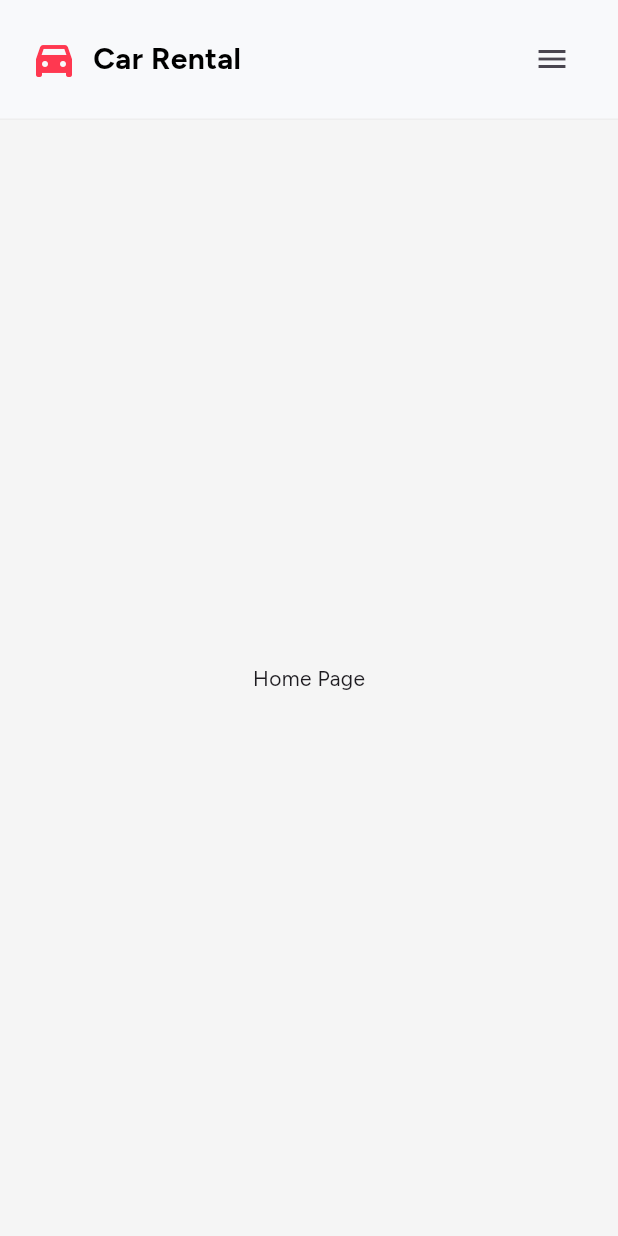
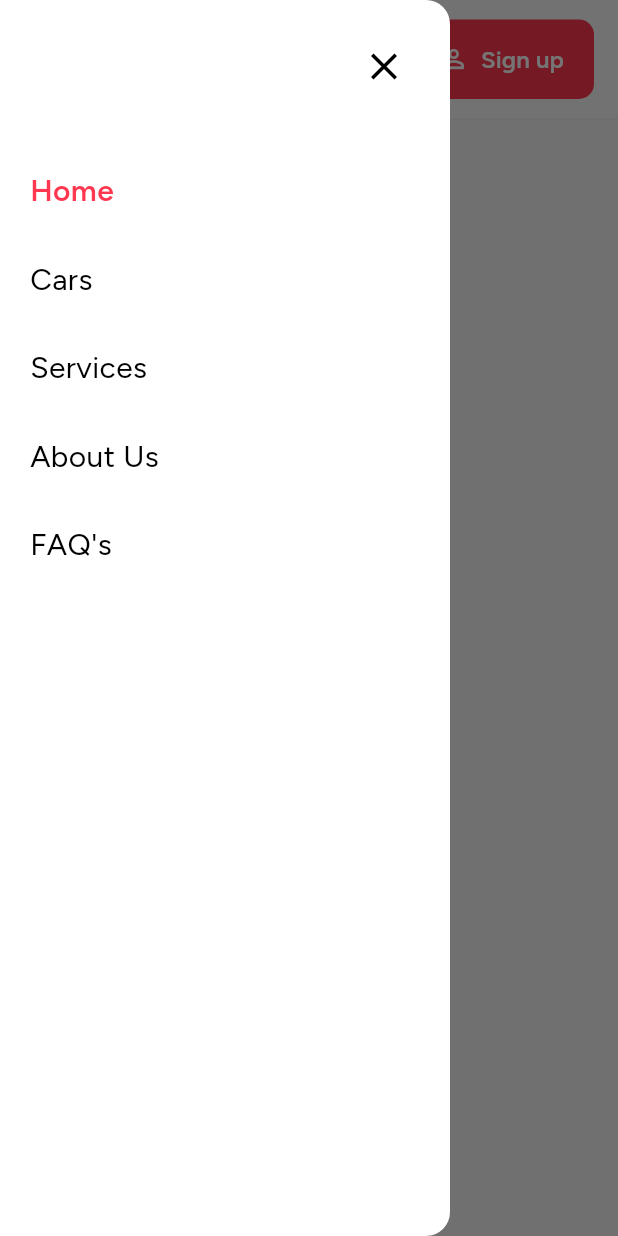
Before and after one commit to huzaifa-huzzi/Vendor_Wesbite, a Flutter app: the screen it shows after launch, with the side drawer open (before the commit the screen has no drawer), on a phone screen of 412 x 824 dp. Run offline on Flutter 3.47's test engine with Material 3 defaults, Android fonts, the phone set to English and light mode, and no system bars; our stand-ins replace get, go_router, google_fonts, url_strategy.

Commit message:
AppBars Done of this

```diff
--- /dev/null
+++ b/lib/AppBars/AppDrawer.dart
@@ -0,0 +1,83 @@
+import 'package:flutter/material.dart';
+import 'package:get/get.dart';
+import 'package:go_router/go_router.dart';
+import 'package:vendor_website/AppBars/AppBarController.dart';
+import 'package:vendor_website/Resources/AppSizes.dart';
+import 'package:vendor_website/Resources/Keys.dart';
+
+class AppDrawer extends StatelessWidget {
+  const AppDrawer({super.key});
+
+  @override
+  Widget build(BuildContext context) {
+    final controller = Get.find<AppBarController>();
+
+    // Masla Fix: Agar screen resize ho kar Web par jaye to Drawer band ho jaye
+    if (AppSizes.isWeb(context)) {
+      WidgetsBinding.instance.addPostFrameCallback((_) {
+        if (AppKeys.scaffoldKey.currentState?.isDrawerOpen ?? false) {
+          Navigator.of(context).pop();
+        }
+      });
+    }
+
+    return Drawer(
+      width: 300,
+      backgroundColor: Colors.white,
+      elevation: 0,
+      child: SafeArea(
+        child: Padding(
+          padding: const EdgeInsets.all(20.0),
+          child: Column(
+            crossAxisAlignment: CrossAxisAlignment.start,
+            children: [
+              // --- CLOSE ICON ---
+              Align(
+                alignment: Alignment.topRight,
+                child: IconButton(
+                  icon: const Icon(Icons.close, size: 30, color: Colors.black),
+                  onPressed: () => AppKeys.scaffoldKey.currentState?.closeDrawer(),
+                ),
+              ),
+              const SizedBox(height: 30),
+
+              // --- NAV ITEMS ---
+              _drawerNavItem("Home", controller, context, '/'),
+              _drawerNavItem("Cars", controller, context, '/cars'),
+              _drawerNavItem("Services", controller, context, '/services'),
+              _drawerNavItem("About Us", controller, context, '/About'),
+              _drawerNavItem("FAQ's", controller, context, '/FAQs'),
+            ],
+          ),
+        ),
+      ),
+    );
+  }
+
+  Widget _drawerNavItem(String title, AppBarController controller, BuildContext context, String path) {
+    return Obx(() {
+      bool isActive = controller.activeNav.value == title;
+      return InkWell(
+        onTap: () {
+          controller.setActive(title);
+          if (AppKeys.scaffoldKey.currentState?.isDrawerOpen ?? false) {
+            Navigator.of(context).pop(); // Auto-close
+          }
+          context.go(path); // Navigation
+        },
+        child: Container(
+          width: double.infinity,
+          padding: const EdgeInsets.symmetric(vertical: 15),
+          child: Text(
+            title,
+            style: TextStyle(
+              color: isActive ? const Color(0xFFFF3850) : Colors.black,
+              fontSize: 20,
+              fontWeight: isActive ? FontWeight.w600 : FontWeight.w400,
+            ),
+          ),
+        ),
+      );
+    });
+  }
+}
--- /dev/null
+++ b/lib/AppBars/SidebarBinding.dart
@@ -0,0 +1,10 @@
+import 'package:get/get.dart';
+import 'package:vendor_website/AppBars/AppBarController.dart';
+
+class SidebarBinding extends Bindings {
+  @override
+  void dependencies() {
+    Get.put(AppBarController(), permanent: true);
+
+  }
+}
--- /dev/null
+++ b/lib/AppBars/TabAppBar.dart
@@ -0,0 +1,69 @@
+import 'package:flutter/material.dart';
+import 'package:get/get.dart';
+import 'package:vendor_website/AppBars/AppBarController.dart';
+import 'package:vendor_website/Resources/AppSizes.dart';
+
+import 'package:flutter/material.dart';
+import 'package:get/get.dart';
+import 'package:vendor_website/Resources/Keys.dart';
+
+class TabAppBar extends StatelessWidget implements PreferredSizeWidget {
+  const TabAppBar({super.key});
+
+  @override
+  Size get preferredSize => const Size.fromHeight(80);
+
+  @override
+  Widget build(BuildContext context) {
+    final AppBarController controller = Get.find<AppBarController>();
+
+    return Container(
+      height: 80,
+      padding: EdgeInsets.symmetric(horizontal: AppSizes.horizontalPadding(context)),
+      decoration: BoxDecoration(
+        color: const Color(0xFFF8F9FB),
+        border: Border(bottom: BorderSide(color: Colors.grey.shade200)),
+      ),
+      child: Row(
+        mainAxisAlignment: MainAxisAlignment.spaceBetween, // Isse Menu left aur Button right ho jayega
+        children: [
+          // --- LEFT: HAMBURGER MENU ---
+          IconButton(
+            onPressed: () {
+              AppKeys.scaffoldKey.currentState?.openDrawer();
+            },
+            icon: const Icon(
+              Icons.menu,
+              size: 28,
+              color: Color(0xFF333333),
+            ),
+          ),
+
+          // --- RIGHT: SIGN UP BUTTON ---
+          ElevatedButton.icon(
+            onPressed: () {
+              controller.setActive("Signup");
+            },
+            icon: const Icon(Icons.person_outline, size: 20),
+            label: const Text(
+              "Sign up",
+              style: TextStyle(
+                fontSize: 16,
+                fontWeight: FontWeight.w600,
+              ),
+            ),
+            style: ElevatedButton.styleFrom(
+              backgroundColor: const Color(0xFFFF3850),
+              foregroundColor: Colors.white,
+              elevation: 0,
+              padding: const EdgeInsets.symmetric(horizontal: 20, vertical: 15),
+              shape: RoundedRectangleBorder(
+                borderRadius: BorderRadius.circular(10), // Sharp rounded corners
+              ),
+            ),
+          ),
+        ],
+      ),
+    );
+  }
+}
--- a/lib/AppBars/WebAppBar.dart
+++ b/lib/AppBars/WebAppBar.dart
@@ -1,6 +1,9 @@
 import 'package:flutter/material.dart';
 import 'package:get/get.dart';
+import 'package:go_router/go_router.dart';
 import 'package:vendor_website/AppBars/AppBarController.dart';
+import 'package:vendor_website/AppBars/TabAppBar.dart';
+import 'package:vendor_website/Resources/AppSizes.dart';
 
 class WebAppBar extends StatelessWidget implements PreferredSizeWidget {
   const WebAppBar({super.key});
@@ -10,15 +13,20 @@ class WebAppBar extends StatelessWidget implements PreferredSizeWidget {
 
   @override
   Widget build(BuildContext context) {
-    // Controller ko find karna
-    final AppBarController controller = Get.put(AppBarController());
 
-    double width = MediaQuery.of(context).size.width;
-    bool isMobile = width < 950; // Thora margin barha diya hai links ke liye
+    final AppBarController controller = Get.find<AppBarController>();
 
+    if (AppSizes.isWeb(context)) {
+      return _buildDesktopAppBar(context, controller);
+    } else {
+      return const TabAppBar();
+    }
+  }
+
+  Widget _buildDesktopAppBar(BuildContext context, AppBarController controller) {
     return Container(
       height: 80,
-      padding: EdgeInsets.symmetric(horizontal: isMobile ? 20 : 60),
+      padding: EdgeInsets.symmetric(horizontal: AppSizes.horizontalPadding(context)),
       decoration: BoxDecoration(
         color: const Color(0xFFF8F9FB),
         border: Border(bottom: BorderSide(color: Colors.grey.shade200)),
@@ -26,77 +34,57 @@ class WebAppBar extends StatelessWidget implements PreferredSizeWidget {
       child: Row(
         mainAxisAlignment: MainAxisAlignment.spaceBetween,
         children: [
-          // --- LOGO ---
-          Row(
+          _logoSection(),
+          Obx(() => Row(
             children: [
-              const Icon(Icons.directions_car_filled, color: Color(0xFFFF3850), size: 32),
-              const SizedBox(width: 10),
-              const Text(
-                'Car Rental',
-                style: TextStyle(
-                  color: Colors.black,
-                  fontSize: 20,
-                  fontWeight: FontWeight.w700,
-                ),
-              ),
+              _navItem("Home", "/", controller, context),
+              _navItem("Cars", "/cars", controller, context),
+              _navItem("Services", "/services", controller, context),
+              _navItem("About Us", "/About", controller, context),
+              _navItem("FAQ's", "/FAQs", controller, context),
             ],
-          ),
-
-          // --- NAV ITEMS (Dynamic) ---
-          if (!isMobile)
-            Obx(() => Row(
-              children: [
-                _navItem("Home", controller),
-                _navItem("Cars", controller),
-                _navItem("Services", controller),
-                _navItem("About Us", controller),
-                _navItem("FAQ's", controller),
-              ],
-            )),
-
-          // --- ACTION BUTTON / MENU ---
-          isMobile
-              ? IconButton(icon: const Icon(Icons.menu), onPressed: () {})
-              : ElevatedButton.icon(
-            onPressed: () {
-              controller.setActive("Contact"); // Click par active state change
-            },
-            icon: const Icon(Icons.phone_in_talk_outlined, size: 18),
-            label: const Text("Contact us"),
-            style: ElevatedButton.styleFrom(
-              backgroundColor: const Color(0xFFFF3850),
-              foregroundColor: Colors.white,
-              padding: const EdgeInsets.symmetric(horizontal: 20, vertical: 15),
-              elevation: 0,
-              shape: RoundedRectangleBorder(borderRadius: BorderRadius.circular(10)),
-              textStyle: const TextStyle(fontWeight: FontWeight.w600, fontSize: 15),
-            ),
-          ),
+          )),
+          _contactButton(context, controller),
         ],
       ),
     );
   }
 
-  // Nav Item Widget with Hover/Click logic
-  Widget _navItem(String title, AppBarController controller) {
+  Widget _navItem(String title, String path, AppBarController controller, BuildContext context) {
     bool isActive = controller.activeNav.value == title;
-
     return InkWell(
       onTap: () {
-        controller.setActive(title);
+        controller.setActive(title); // Red color update karega
+        context.go(path);            // Screen ka data update karega (Navigation)
       },
-      hoverColor: Colors.transparent,
       child: Padding(
-        padding: const EdgeInsets.symmetric(horizontal: 20),
+        padding: const EdgeInsets.symmetric(horizontal: 15),
         child: Text(
           title,
           style: TextStyle(
-            color: isActive ? const Color(0xFFFF3850) : Colors.black87,
-            fontWeight: isActive ? FontWeight.w600 : FontWeight.w400,
-            fontSize: 16,
+              color: isActive ? const Color(0xFFFF3850) : Colors.black87,
+              fontWeight: isActive ? FontWeight.w600 : FontWeight.w400
           ),
         ),
       ),
     );
   }
+  Widget _logoSection() {
+    return const Row(
+      children: [
+        Icon(Icons.directions_car_filled, color: Color(0xFFFF3850), size: 30),
+        SizedBox(width: 8),
+        Text('Car Rental', style: TextStyle(color: Colors.black, fontSize: 18, fontWeight: FontWeight.w700)),
+      ],
+    );
+  }
+
+  Widget _contactButton(BuildContext context, AppBarController controller) {
+    return ElevatedButton(
+      onPressed: () => controller.setActive("Contact"),
+      style: ElevatedButton.styleFrom(backgroundColor: const Color(0xFFFF3850), foregroundColor: Colors.white),
+      child: const Text("Contact us"),
+    );
+  }
+
 }
--- /dev/null
+++ b/lib/Resources/Keys.dart
@@ -0,0 +1,7 @@
+
+
+import 'package:flutter/material.dart';
+
+class AppKeys {
+  static final GlobalKey<ScaffoldState> scaffoldKey = GlobalKey<ScaffoldState>();
+}
--- a/lib/Routes/AppRoutes.dart
+++ b/lib/Routes/AppRoutes.dart
@@ -1,36 +1,30 @@
 import 'package:flutter/material.dart';
 import 'package:go_router/go_router.dart';
+import 'package:vendor_website/AppBars/AppDrawer.dart';
 import 'package:vendor_website/AppBars/WebAppBar.dart';
+import 'package:vendor_website/Resources/Keys.dart';
+
 
 class AppNavigation {
   static final router = GoRouter(
     initialLocation: '/',
     routes: [
-
       ShellRoute(
         builder: (context, state, child) {
           return Scaffold(
+            key: AppKeys.scaffoldKey,
             appBar: const WebAppBar(),
+            drawer: const AppDrawer(),
             body: child,
           );
         },
         routes: [
-          GoRoute(
-            path: '/',
-            builder: (context, state) => const Center(child: Text("Home Page")), // Replace with HomePage()
-          ),
-          GoRoute(
-            path: '/cars',
-            builder: (context, state) => const Center(child: Text("Cars Page")),
-          ),
-          // Baki routes bhi isi tarah add honge
+          GoRoute(path: '/', builder: (context, state) => const Center(child: Text("Home Content"))),
+          GoRoute(path: '/cars', builder: (context, state) => const Center(child: Text("Cars List"))),
+          GoRoute(path: '/services', builder: (context, state) => const Center(child: Text("Services"))),
+          GoRoute(path: '/About', builder: (context, state) => const Center(child: Text("About Us"))),
+          GoRoute(path: '/FAQs', builder: (context, state) => const Center(child: Text("Faqs"))),
         ],
-      ),
-
-      // Login page bina AppBar ke (agar zaroorat ho)
-      GoRoute(
-        path: '/login',
-        builder: (context, state) => const Center(child: Text("Login Page")),
       ),
     ],
   );
--- a/lib/main.dart
+++ b/lib/main.dart
@@ -1,6 +1,7 @@
 import 'package:flutter/material.dart';
 import 'package:url_strategy/url_strategy.dart';
 import 'package:get/get.dart';
+import 'package:vendor_website/AppBars/SidebarBinding.dart';
 import 'package:vendor_website/Resources/Theme.dart';
 import 'package:vendor_website/Routes/AppRoutes.dart';
 
@@ -17,9 +18,8 @@ class MyApp extends StatelessWidget {
     return GetMaterialApp.router(
       debugShowCheckedModeBanner: false,
       themeMode: ThemeMode.light,
+      initialBinding: SidebarBinding(),
       theme: TAppTheme.lightTheme(context),
-
-      // GoRouter Configuration
       routerDelegate: AppNavigation.router.routerDelegate,
       routeInformationParser: AppNavigation.router.routeInformationParser,
       routeInformationProvider: AppNavigation.router.routeInformationProvider,
```
